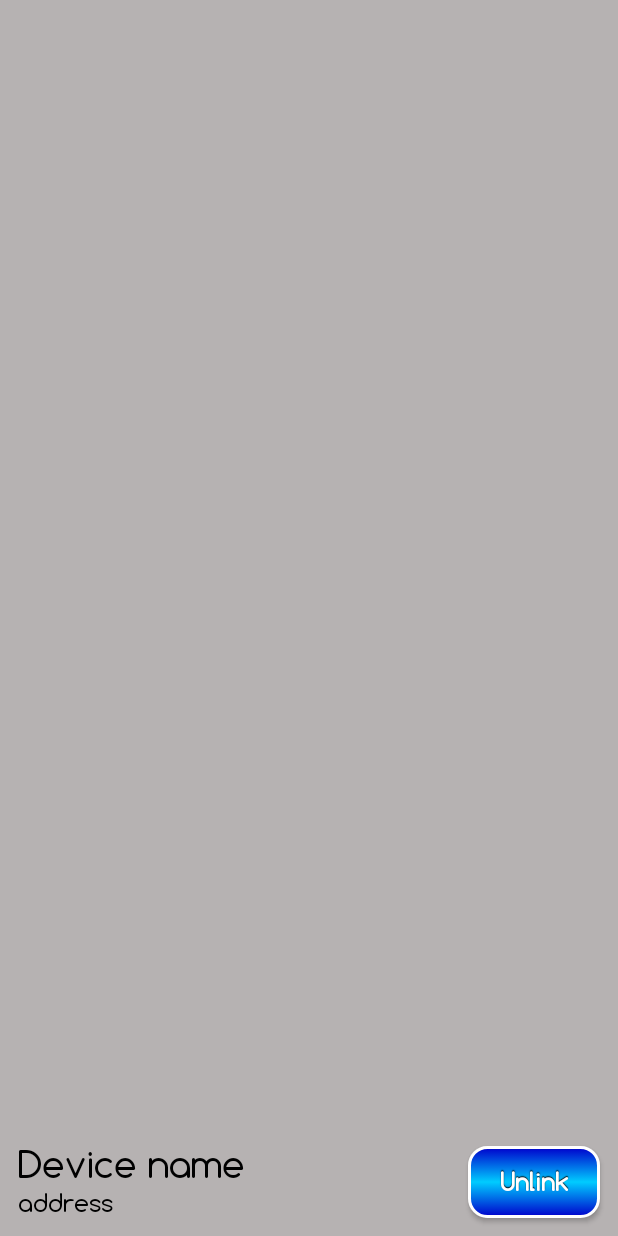
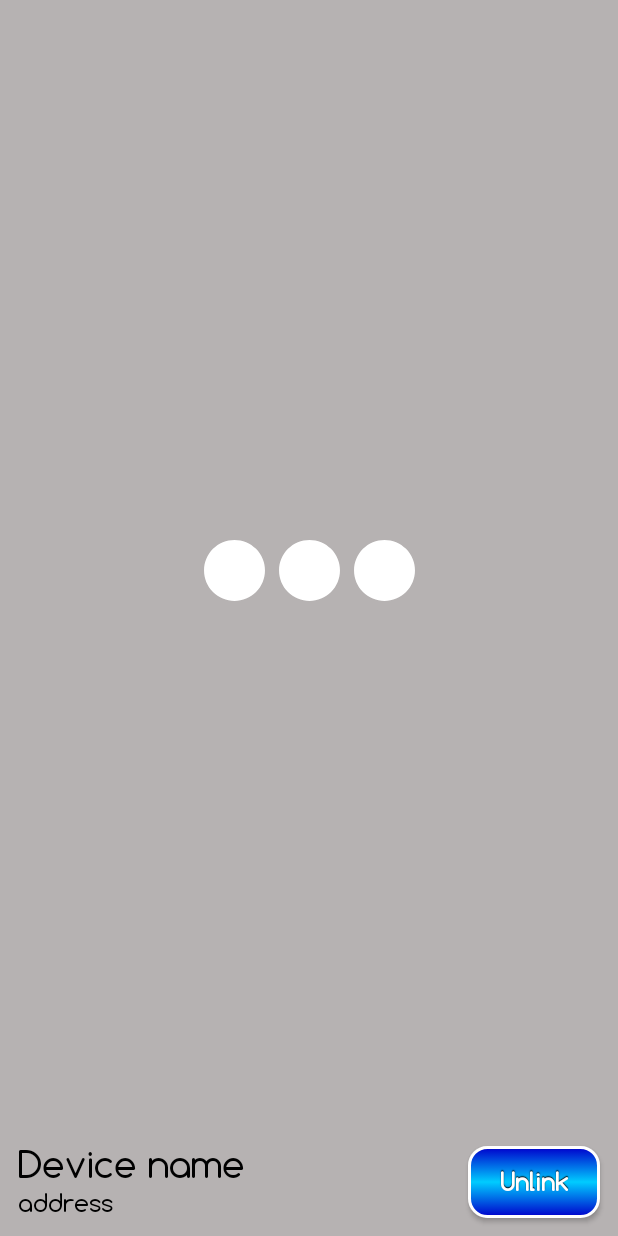
Before and after one commit to DinosauRuss/BlunoBle, an Android app: the layout activity_pager.xml on its own in the app's theme, with its tools: preview values and no code run, on a phone screen of 412 x 824 dp. Run offline under Robolectric (Android 15) with nearby library versions, the phone set to English and light mode, and no system bars.

Commit message:
Improve loading progressBar

```diff
--- a/app/src/main/java/com/cloudland/blunoble/activities/PagerActivity.kt
+++ b/app/src/main/java/com/cloudland/blunoble/activities/PagerActivity.kt
@@ -10,8 +10,11 @@ import android.bluetooth.le.BluetoothLeScanner
 import android.content.Context
 import android.content.Intent
 import android.content.pm.PackageManager
+import android.graphics.drawable.Drawable
 import android.support.v7.app.AppCompatActivity
 import android.os.Bundle
+import android.support.graphics.drawable.Animatable2Compat
+import android.support.graphics.drawable.AnimatedVectorDrawableCompat
 import android.support.v4.app.ActivityCompat
 import android.support.v4.content.ContextCompat
 import android.support.v7.app.AlertDialog
@@ -166,12 +169,25 @@ class PagerActivity : AppCompatActivity(), GattClientActionListener, OnFragmentI
         viewPager.visibility = View.INVISIBLE
         tabLayout.visibility = View.INVISIBLE
         progressBarPagerActivity.visibility = View.VISIBLE
+        val drawable =
+            AnimatedVectorDrawableCompat.create(this, R.drawable.avd_progress)
+        drawable?.registerAnimationCallback(object: Animatable2Compat.AnimationCallback() {
+            override fun onAnimationEnd(drawableAnim: Drawable?) {
+                progressBarPagerActivity.post {drawable.start()}
+            }
+        })
+        progressBarPagerActivity.setImageDrawable(drawable)
+        drawable?.start()
     }
 
     private fun setConnectedVisibility() {
         viewPager.visibility = View.VISIBLE
         tabLayout.visibility = View.VISIBLE
-        progressBarPagerActivity.visibility = View.INVISIBLE
+        val drawable = progressBarPagerActivity.drawable
+        if (drawable is AnimatedVectorDrawableCompat) {
+            drawable.stop()
+        }
+        progressBarPagerActivity.visibility = View.GONE
     }
 
 
--- /dev/null
+++ b/app/src/main/res/drawable/avd_progress.xml
@@ -0,0 +1,97 @@
+<animated-vector
+    xmlns:android="http://schemas.android.com/apk/res/android"
+    xmlns:aapt="http://schemas.android.com/aapt">
+    <aapt:attr name="android:drawable">
+        <vector
+            android:name="vector"
+            android:width="48dp"
+            android:height="48dp"
+            android:viewportWidth="48"
+            android:viewportHeight="48">
+            <group android:name="group">
+                <path
+                    android:name="path"
+                    android:pathData="M 14.5 35.5 C 14.5 37.223 13.815 38.878 12.596 40.096 C 11.378 41.315 9.723 42 8 42 C 6.277 42 4.622 41.315 3.404 40.096 C 2.185 38.878 1.5 37.223 1.5 35.5 C 1.5 33.777 2.185 32.122 3.404 30.904 C 4.622 29.685 6.277 29 8 29 C 9.723 29 11.378 29.685 12.596 30.904 C 13.815 32.122 14.5 33.777 14.5 35.5 Z"
+                    android:fillColor="#ffffff"
+                    android:strokeWidth="1"/>
+            </group>
+            <group android:name="group_1">
+                <path
+                    android:name="path_1"
+                    android:pathData="M 30.5 35.5 C 30.5 37.223 29.815 38.878 28.596 40.096 C 27.378 41.315 25.723 42 24 42 C 22.277 42 20.622 41.315 19.404 40.096 C 18.185 38.878 17.5 37.223 17.5 35.5 C 17.5 33.777 18.185 32.122 19.404 30.904 C 20.622 29.685 22.277 29 24 29 C 25.723 29 27.378 29.685 28.596 30.904 C 29.815 32.122 30.5 33.777 30.5 35.5 Z"
+                    android:fillColor="#ffffff"/>
+            </group>
+            <group android:name="group_2">
+                <path
+                    android:name="path_2"
+                    android:pathData="M 46.5 35.5 C 46.5 37.223 45.815 38.878 44.596 40.096 C 43.378 41.315 41.723 42 40 42 C 38.277 42 36.622 41.315 35.404 40.096 C 34.185 38.878 33.5 37.223 33.5 35.5 C 33.5 33.777 34.185 32.122 35.404 30.904 C 36.622 29.685 38.277 29 40 29 C 41.723 29 43.378 29.685 44.596 30.904 C 45.815 32.122 46.5 33.777 46.5 35.5 Z"
+                    android:fillColor="#ffffff"/>
+            </group>
+        </vector>
+    </aapt:attr>
+    <target android:name="group">
+        <aapt:attr name="android:animation">
+            <set>
+                <objectAnimator
+                    android:propertyName="translateY"
+                    android:duration="200"
+                    android:valueFrom="0"
+                    android:valueTo="-10"
+                    android:valueType="floatType"
+                    android:interpolator="@android:interpolator/fast_out_slow_in"/>
+                <objectAnimator
+                    android:propertyName="translateY"
+                    android:startOffset="200"
+                    android:duration="200"
+                    android:valueFrom="-10"
+                    android:valueTo="0"
+                    android:valueType="floatType"
+                    android:interpolator="@android:anim/accelerate_interpolator"/>
+            </set>
+        </aapt:attr>
+    </target>
+    <target android:name="group_1">
+        <aapt:attr name="android:animation">
+            <set>
+                <objectAnimator
+                    android:propertyName="translateY"
+                    android:startOffset="75"
+                    android:duration="200"
+                    android:valueFrom="0"
+                    android:valueTo="-10"
+                    android:valueType="floatType"
+                    android:interpolator="@android:interpolator/fast_out_slow_in"/>
+                <objectAnimator
+                    android:propertyName="translateY"
+                    android:startOffset="275"
+                    android:duration="200"
+                    android:valueFrom="-10"
+                    android:valueTo="0"
+                    android:valueType="floatType"
+                    android:interpolator="@android:anim/accelerate_interpolator"/>
+            </set>
+        </aapt:attr>
+    </target>
+    <target android:name="group_2">
+        <aapt:attr name="android:animation">
+            <set>
+                <objectAnimator
+                    android:propertyName="translateY"
+                    android:startOffset="150"
+                    android:duration="200"
+                    android:valueFrom="0"
+                    android:valueTo="-10"
+                    android:valueType="floatType"
+                    android:interpolator="@android:interpolator/fast_out_slow_in"/>
+                <objectAnimator
+                    android:propertyName="translateY"
+                    android:startOffset="350"
+                    android:duration="200"
+                    android:valueFrom="-10"
+                    android:valueTo="0"
+                    android:valueType="floatType"
+                    android:interpolator="@android:anim/accelerate_interpolator"/>
+            </set>
+        </aapt:attr>
+    </target>
+</animated-vector>
--- a/app/src/main/res/layout/activity_pager.xml
+++ b/app/src/main/res/layout/activity_pager.xml
@@ -6,16 +6,28 @@
     android:layout_height="match_parent"
     tools:context=".activities.PagerActivity">
 
-    <ProgressBar
+    <!--<ProgressBar-->
+        <!--android:id="@+id/progressBarPagerActivity"-->
+        <!--android:layout_width="200dp"-->
+        <!--android:layout_height="200dp"-->
+        <!--app:layout_constraintBottom_toBottomOf="parent"-->
+        <!--app:layout_constraintEnd_toEndOf="parent"-->
+        <!--app:layout_constraintStart_toStartOf="parent"-->
+        <!--app:layout_constraintTop_toTopOf="parent"-->
+        <!--android:visibility="invisible"-->
+        <!--app:layout_constraintVertical_bias=".4" />-->
+    <ImageView
         android:id="@+id/progressBarPagerActivity"
-        android:layout_width="200dp"
-        android:layout_height="200dp"
+        android:layout_width="150dp"
+        android:layout_height="150dp"
         app:layout_constraintBottom_toBottomOf="parent"
         app:layout_constraintEnd_toEndOf="parent"
         app:layout_constraintStart_toStartOf="parent"
         app:layout_constraintTop_toTopOf="parent"
         android:visibility="invisible"
-        app:layout_constraintVertical_bias=".4"/>
+        tools:visibility="visible"
+        app:layout_constraintVertical_bias=".4"
+        app:srcCompat="@drawable/avd_progress"/>
 
     <android.support.design.widget.TabLayout
         android:id="@+id/tabLayout"
```
